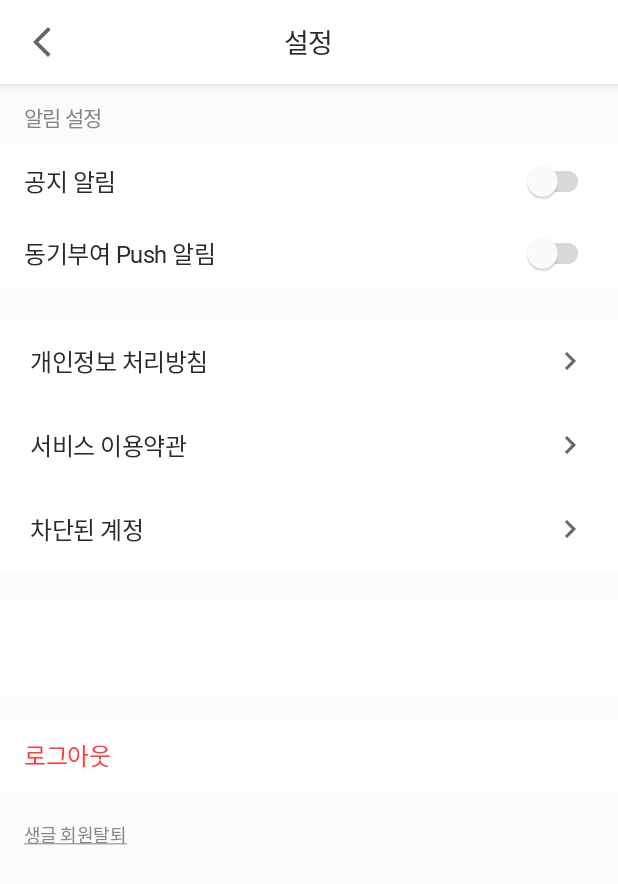
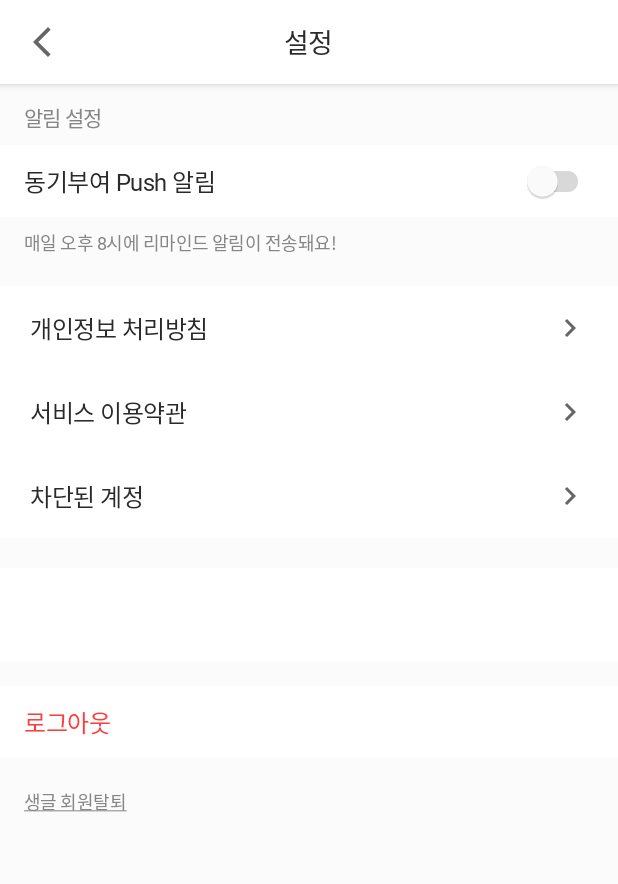
Before and after one commit to SangleProject/Sangle_Android, an Android app: the PreferencesActivity screen opened directly, with no data from a screen before it, on a phone screen of 412 x 824 dp. Shown: the top 884 px of the screen. Run offline under Robolectric (Android 15) with nearby library versions, the phone set to English and light mode, and no system bars; our stand-ins replace Dagger/Hilt's generated code, Firebase (no records; nobody signed in at launch, a user with empty details on screens opened directly), data binding; libraries missing offline, so code that uses them is left out: min.dev.singleclick; 4 statements that could not run were skipped.

Commit message:
master 1.3.0
* 지난 글감 리스트 인기순 디폴트

* 글감 미리보기 크기 유동적으로 변경

* 메인 화면 리뉴얼

* 생글 인스타 페이지 연결

* 1.2.0 version up

* 글감 화면 라이팅 변경

* buildCode up

202109081

* 메인 페이지 프로필 위치조정

* 1.3.0 업데이트 적용

* base URL 변경

* 강제 업데이트시 안내 추가

* 공지 알림 스위치 삭제 + 동기부여 알림 설명 추가

* 홈 페이지 스와이프 disable

* version code up 1.3.0

```diff
--- a/app/build.gradle
+++ b/app/build.gradle
@@ -25,8 +25,8 @@ android {
         applicationId "org.three.minutes"
         minSdkVersion 23
         targetSdkVersion 30
-        versionCode 202109081
-        versionName "1.2.0"
+        versionCode 202112300
+        versionName "1.3.0"
 
         testInstrumentationRunner "androidx.test.runner.AndroidJUnitRunner"
     }
@@ -70,6 +70,7 @@ dependencies {
     implementation 'androidx.lifecycle:lifecycle-extensions:2.2.0'
     implementation 'androidx.navigation:navigation-fragment-ktx:2.3.5'
     implementation 'androidx.navigation:navigation-ui-ktx:2.3.5'
+    implementation 'com.google.firebase:firebase-firestore:21.4.0'
     testImplementation 'junit:junit:4.13.1'
     androidTestImplementation 'androidx.test.ext:junit:1.1.2'
     androidTestImplementation 'androidx.test.espresso:espresso-core:3.3.0'
--- a/app/src/main/java/org/three/minutes/ThreeApplication.kt
+++ b/app/src/main/java/org/three/minutes/ThreeApplication.kt
@@ -6,6 +6,7 @@ import android.util.Log
 import android.view.inputmethod.InputMethodManager
 import android.widget.ImageView
 import android.widget.TextView
+import com.google.firebase.firestore.FirebaseFirestore
 import com.google.firebase.messaging.FirebaseMessaging
 import dagger.hilt.android.HiltAndroidApp
 import kotlinx.coroutines.CoroutineScope
@@ -18,6 +19,7 @@ import org.three.minutes.util.*
 class ThreeApplication : Application(){
     private lateinit var mImm : InputMethodManager
     private lateinit var dataStore : SangleDataStoreManager
+    private lateinit var fireStore: FirebaseFirestore
 
     companion object{
         private lateinit var threeApplication : ThreeApplication
@@ -29,6 +31,7 @@ class ThreeApplication : Application(){
         threeApplication = this
         mImm = getSystemService(Context.INPUT_METHOD_SERVICE) as InputMethodManager
         dataStore = SangleDataStoreManager(this)
+        fireStore = FirebaseFirestore.getInstance()
 
 //        FirebaseMessaging.getInstance().subscribeToTopic("test")
         CoroutineScope(Dispatchers.IO).launch {
@@ -54,6 +57,7 @@ class ThreeApplication : Application(){
 
     fun getInputMethodManager() : InputMethodManager = mImm
     fun getDataStore() : SangleDataStoreManager = dataStore
+    fun getFireStore(): FirebaseFirestore = fireStore
 
     fun changeTextColor(blueText : TextView, blackText : TextView){
         blueText.changeBlueColor()
--- a/app/src/main/java/org/three/minutes/preferences/ui/PreferencesActivity.kt
+++ b/app/src/main/java/org/three/minutes/preferences/ui/PreferencesActivity.kt
@@ -73,12 +73,6 @@ class PreferencesActivity : AppCompatActivity(), CoroutineScope, MembershipWithd
         mBinding.apply {
             lifecycleOwner = this@PreferencesActivity
             viewModel = mViewModel
-        }
-
-        mBinding.notificationNoticeSwitch.setOnCheckedChangeListener { _, isChecked ->
-            launch {
-                ThreeApplication.getInstance().getDataStore().setNotificationPush(isChecked)
-            }
         }
 
         mBinding.notificationMotiveSwitch.setOnCheckedChangeListener { _, isChecked ->
@@ -169,6 +163,8 @@ class PreferencesActivity : AppCompatActivity(), CoroutineScope, MembershipWithd
         lifecycleScope.launch(Dispatchers.IO) {
             var deviceVersion = ""
             var storeVersion = ""
+            storeVersion = AppVersionChecker.getMarketVersion(packageName) ?: ""
+            deviceVersion = packageManager.getPackageInfo(packageName, 0).versionName
 
             val compareJob =
                 launch(context = Dispatchers.Main, start = CoroutineStart.LAZY) compare@{
@@ -191,10 +187,9 @@ class PreferencesActivity : AppCompatActivity(), CoroutineScope, MembershipWithd
                 }
 
 
-            storeVersion = AppVersionChecker.getMarketVersion(packageName) ?: ""
+
 
             try {
-                deviceVersion = packageManager.getPackageInfo(packageName, 0).versionName
                 Log.i("기기버전", deviceVersion)
                 Log.i("마켓버전", storeVersion)
             } catch (e: PackageManager.NameNotFoundException) {
--- a/app/src/main/java/org/three/minutes/server/SangleServiceImpl.kt
+++ b/app/src/main/java/org/three/minutes/server/SangleServiceImpl.kt
@@ -14,7 +14,7 @@ import javax.inject.Singleton
 @Module
 @InstallIn(SingletonComponent::class)
 object SangleServiceImpl {
-    private const val baseUrl = "http://52.78.217.66:8080"
+    private const val baseUrl = "http://52.79.233.117:8080"
 
     private val client = OkHttpClient.Builder()
         .addInterceptor(getHttpLoggingInterceptor())
--- a/app/src/main/res/layout/activity_home.xml
+++ b/app/src/main/res/layout/activity_home.xml
@@ -41,7 +41,7 @@
                     app:layout_constraintTop_toTopOf="parent"
                     app:navigationIcon="@drawable/ic_menu_hamburg" />
 
-                <androidx.viewpager.widget.ViewPager
+                <org.three.minutes.custom.NonSwipeAbleViewPager
                     android:id="@+id/home_page"
                     android:layout_width="match_parent"
                     android:layout_height="0dp"
--- a/app/src/main/res/layout/activity_preferences.xml
+++ b/app/src/main/res/layout/activity_preferences.xml
@@ -6,6 +6,7 @@
     tools:ignore="HardcodedText">
 
     <data>
+        <import type="android.view.View"/>
         <variable
             name="viewModel"
             type="org.three.minutes.preferences.viewmodel.PreferencesViewModel" />
@@ -52,21 +53,6 @@
             android:text="알림 설정"
             android:textColor="@color/black_60" />
 
-
-        <com.google.android.material.switchmaterial.SwitchMaterial
-            android:id="@+id/notification_notice_switch"
-            style="@style/P2_16pt_Light"
-            android:layout_width="match_parent"
-            android:layout_height="wrap_content"
-            android:background="@color/white"
-            android:paddingHorizontal="16dp"
-            android:paddingVertical="12dp"
-            android:text="공지 알림"
-            android:checked="@{viewModel.isNotification}"
-            android:textColor="@color/black_100"
-            android:theme="@style/MaterialTheme" />
-
-
         <com.google.android.material.switchmaterial.SwitchMaterial
             android:id="@+id/notification_motive_switch"
             style="@style/P2_16pt_Light"
@@ -81,6 +67,16 @@
             android:textColor="@color/black_100"
             android:theme="@style/MaterialTheme" />
 
+        <TextView
+            android:layout_width="match_parent"
+            android:layout_height="wrap_content"
+            android:id="@+id/txt_explain"
+            android:text="매일 오후 8시에 리마인드 알림이 전송돼요!"
+            style="@style/P6_12pt_Regular"
+            android:visibility="@{viewModel.isMotive() ? View.VISIBLE : View.GONE}"
+            android:textColor="@color/black_60"
+            android:layout_marginHorizontal="16dp"
+            android:layout_marginTop="8dp"/>
 
         <TextView
             android:id="@+id/personal_info"
```
Also changed, not shown: app/src/main/java/org/three/minutes/custom/NonSwipeAbleViewPager.java (added, +62 -0 lines), app/src/main/java/org/three/minutes/login/ui/SplashActivity.kt (+75 -8 lines), app/src/main/java/org/three/minutes/mypage/ui/MyPageActivity.kt (+9 -9 lines), app/src/main/res/layout/activity_my_page.xml (+5 -5 lines), app/src/main/res/layout/fragment_profile.xml (+4 -3 lines), app/src/main/res/xml/activity_my_page_xml_top_container_scene.xml (+9 -0 lines).
